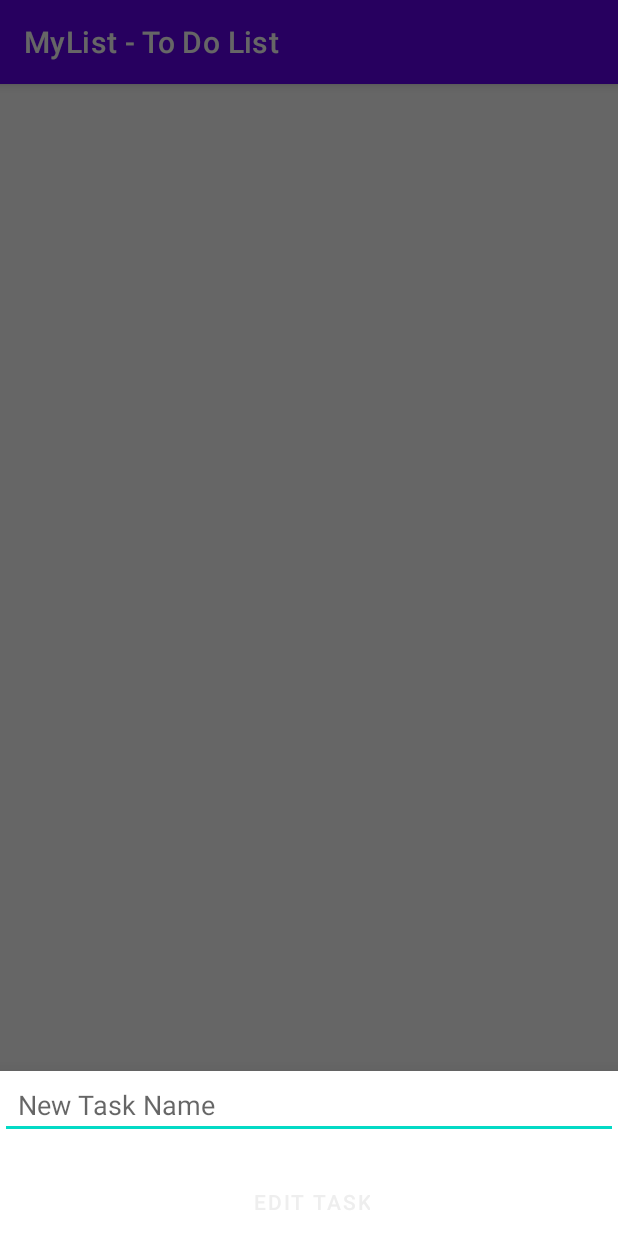
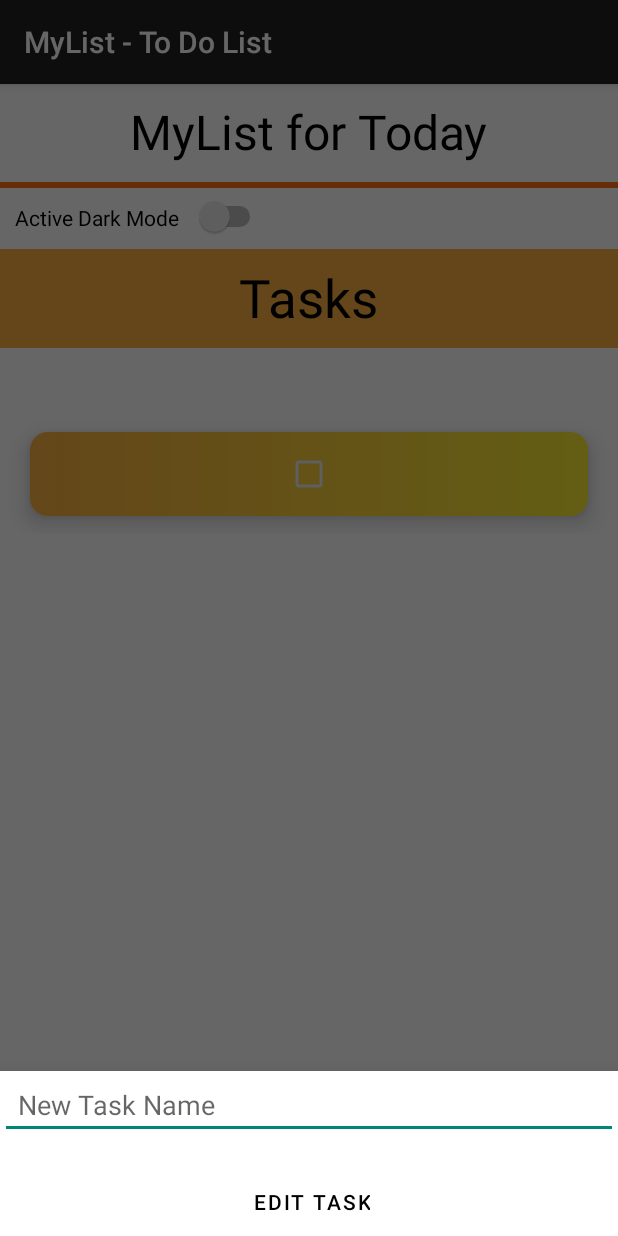
Before and after one commit to russellotniel/HuaweiProject, an Android app: the fragment EditTask placed in its activity, on a phone screen of 412 x 824 dp. Run offline under Robolectric (Android 15) with nearby library versions, the phone set to English and light mode, and no system bars; libraries missing offline, so code that uses them is left out: it.xabaras.android.

Commit message:
Tau dah dimana ini :v

```diff
--- a/app/src/main/AndroidManifest.xml
+++ b/app/src/main/AndroidManifest.xml
@@ -11,7 +11,8 @@
         android:label="MyList - To Do List"
         android:roundIcon="@mipmap/ic_launcher_round"
         android:supportsRtl="true"
-        android:theme="@style/Theme.HuaweiProject">
+        android:theme="@style/Theme.Light"
+        >
 
         <activity
             android:name=".AdsActivity"
--- a/app/src/main/java/com/example/MyListProject/AdsActivity.java
+++ b/app/src/main/java/com/example/MyListProject/AdsActivity.java
@@ -153,7 +153,7 @@ public class AdsActivity extends Activity{
             hasPaused = true;
             Log.i(TAG, "jump into application");
 
-            startActivity(new Intent(AdsActivity.this, LoginPage.class));
+            startActivity(new Intent(AdsActivity.this, MainActivity.class));
 
             Handler mainHandler = new Handler();
             mainHandler.postDelayed(new Runnable() {
--- a/app/src/main/java/com/example/MyListProject/MainActivity.java
+++ b/app/src/main/java/com/example/MyListProject/MainActivity.java
@@ -1,6 +1,8 @@
 package com.example.MyListProject;
 
 import androidx.appcompat.app.AppCompatActivity;
+import androidx.appcompat.app.AppCompatDelegate;
+import androidx.appcompat.widget.SwitchCompat;
 import androidx.recyclerview.widget.ItemTouchHelper;
 import androidx.recyclerview.widget.LinearLayoutManager;
 import androidx.recyclerview.widget.RecyclerView;
@@ -8,7 +10,10 @@ import androidx.recyclerview.widget.RecyclerView;
 import android.content.DialogInterface;
 import android.content.Intent;
 import android.os.Bundle;
+import android.os.StrictMode;
 import android.view.View;
+import android.widget.CompoundButton;
+import android.widget.Switch;
 
 import com.google.android.material.floatingactionbutton.FloatingActionButton;
 
@@ -18,14 +23,31 @@ import java.util.List;
 
 public class MainActivity extends AppCompatActivity implements DialogListener {
 
+    Switch SC;
+
     protected RecyclerView rv;
     protected FloatingActionButton buttonAdd;
     protected DBHelper dbHelper;
     protected List<Task> taskList;
     protected ListAdapter adapter;
 
+//    public MainActivity(){
+//        if(BuildConfig.DEBUG){
+//            StrictMode.setVmPolicy(new StrictMode.VmPolicy.Builder()
+//                    .detectLeakedClosableObjects()
+//                    .penaltyLog()
+//                    .build());
+//        }
+//    }
+
     @Override
     protected void onCreate(Bundle savedInstanceState) {
+        if(AppCompatDelegate.getDefaultNightMode() == AppCompatDelegate.MODE_NIGHT_YES){
+            setTheme(R.style.DarkTheme);
+        } else {
+            setTheme(R.style.AppTheme);
+        }
+
         super.onCreate(savedInstanceState);
         setContentView(R.layout.activity_main);
 
@@ -45,6 +67,23 @@ public class MainActivity extends AppCompatActivity implements DialogListener {
 
         ItemTouchHelper itemTouchHelper = new ItemTouchHelper(new RvHelper(adapter));
         itemTouchHelper.attachToRecyclerView(rv);
+
+        SC = findViewById(R.id.darkmodeSwitch);
+
+        if(AppCompatDelegate.getDefaultNightMode() == AppCompatDelegate.MODE_NIGHT_YES){
+            SC.setChecked(true);
+        }
+        SC.setOnCheckedChangeListener(new CompoundButton.OnCheckedChangeListener() {
+            @Override
+            public void onCheckedChanged(CompoundButton buttonView, boolean isChecked) {
+                if(!isChecked){
+                    AppCompatDelegate.setDefaultNightMode(AppCompatDelegate.MODE_NIGHT_NO);
+                } else {
+                    AppCompatDelegate.setDefaultNightMode(AppCompatDelegate.MODE_NIGHT_YES);
+                }
+            }
+        });
+
     }
 
     @Override
--- a/app/src/main/res/layout/activity_main.xml
+++ b/app/src/main/res/layout/activity_main.xml
@@ -17,14 +17,41 @@
         android:layout_marginTop="10dp"
         android:layout_marginBottom="12dp"
         android:text="MyList for Today"
-        android:textColor="@color/black"
+        android:textColor="?attr/text_color"
         android:textSize="32sp" />
 
     <View
         android:layout_width="match_parent"
         android:layout_height="4dp"
         android:layout_below="@id/myListTitle"
-        android:background="@color/orange" />
+        android:background="@color/orange"
+        android:id="@+id/line"
+        />
+
+    <LinearLayout
+        android:layout_width="wrap_content"
+        android:layout_height="wrap_content"
+        android:orientation="horizontal"
+        android:layout_below="@+id/line"
+        >
+
+        <TextView
+            android:layout_width="wrap_content"
+            android:layout_height="wrap_content"
+            android:layout_marginTop="6dp"
+            android:text="Active Dark Mode"
+            android:textColor="?attr/text_color"
+            android:layout_marginLeft="10dp"
+            />
+
+        <Switch
+            android:layout_width="wrap_content"
+            android:layout_height="10dp"
+            android:layout_marginTop="5dp"
+            android:id="@+id/darkmodeSwitch"
+            android:layout_marginLeft="10dp"
+            />
+    </LinearLayout>
 
     <ImageView
         android:layout_width="match_parent"
@@ -33,7 +60,7 @@
         android:layout_alignParentTop="true"
         android:layout_centerHorizontal="true"
         android:layout_marginStart="0dp"
-        android:layout_marginTop="90dp"
+        android:layout_marginTop="110dp"
         android:background="#fbb040"
         android:cropToPadding="true"
         android:scaleType="centerCrop" />
@@ -45,7 +72,7 @@
         android:layout_below="@id/myListTitle"
         android:layout_centerHorizontal="true"
         android:layout_marginLeft="10dp"
-        android:layout_marginTop="35dp"
+        android:layout_marginTop="53dp"
         android:layout_marginBottom="12dp"
         android:text="Tasks"
         android:textColor="@color/black"
@@ -56,8 +83,8 @@
         android:layout_width="match_parent"
         android:layout_height="wrap_content"
         android:layout_below="@+id/uncompletedTasksSubtitle"
-        android:layout_marginTop="10dp"
-        android:background="@color/white"
+        android:layout_marginTop="42dp"
+        android:background="?attr/background_color"
         android:nestedScrollingEnabled="true" />
 
     <com.google.android.material.floatingactionbutton.FloatingActionButton
--- a/app/src/main/res/layout/edit_task.xml
+++ b/app/src/main/res/layout/edit_task.xml
@@ -9,7 +9,9 @@
         android:layout_height="wrap_content"
         android:hint="New Task Name"
         android:paddingStart="12dp"
-        android:paddingEnd="12dp" />
+        android:paddingEnd="12dp"
+        android:textColor="?attr/text_color"
+        />
 
     <Button
         android:id="@+id/saveTask"
@@ -21,6 +23,6 @@
         android:layout_marginTop="19dp"
         android:layout_marginEnd="157dp"
         android:text="Edit Task"
-        android:textColor="@color/white" />
+        android:textColor="?attr/text_color" />
 
 </RelativeLayout>
--- a/app/src/main/res/layout/my_list_layout.xml
+++ b/app/src/main/res/layout/my_list_layout.xml
@@ -7,7 +7,7 @@
     android:layout_marginVertical="12dp"
     app:cardCornerRadius="12dp"
     app:cardElevation="8dp"
-    android:background="@drawable/gradient"
+    android:background="?attr/text_color"
     >
 
     <RelativeLayout
@@ -25,10 +25,9 @@
             android:paddingStart="12dp"
             android:text="My First Task"
             android:textColor="@color/cardview_dark_background"
-            app:useMaterialThemeColors="true"
+            android:textSize="20dp"
             android:textStyle="bold"
-            android:textSize="20dp"
-            />
+            app:useMaterialThemeColors="true" />
 
     </RelativeLayout>
 
--- a/app/src/main/res/values-night/themes.xml
+++ b/app/src/main/res/values-night/themes.xml
@@ -1,6 +1,6 @@
 <resources xmlns:tools="http://schemas.android.com/tools">
     <!-- Base application theme. -->
-    <style name="Theme.HuaweiProject" parent="Theme.MaterialComponents.DayNight.DarkActionBar">
+    <style name="Theme.Dark" parent="Theme.MaterialComponents.DayNight.NoActionBar">
         <!-- Primary brand color. -->
         <item name="colorPrimary">@color/purple_200</item>
         <item name="colorPrimaryVariant">@color/purple_700</item>
@@ -12,5 +12,7 @@
         <!-- Status bar color. -->
         <item name="android:statusBarColor" tools:targetApi="l">?attr/colorPrimaryVariant</item>
         <!-- Customize your theme here. -->
+        <item name="background_color">#FFFFFF</item>
+        <item name="text_color">#000000</item>
     </style>
 </resources>
--- /dev/null
+++ b/app/src/main/res/values/styles.xml
@@ -0,0 +1,13 @@
+<?xml version="1.0" encoding="utf-8"?>
+<resources>
+
+    <style name="AppTheme" parent="Theme.AppCompat.Light.DarkActionBar">
+        <item name="background_color">#FFFFFF</item>
+        <item name="text_color">#000000</item>
+    </style>
+    <style name="DarkTheme" parent="Theme.AppCompat.Light.DarkActionBar">
+        <item name="background_color">#000000</item>
+        <item name="text_color">#FFFFFF</item>
+    </style>
+
+</resources>
--- a/app/src/main/res/values/themes.xml
+++ b/app/src/main/res/values/themes.xml
@@ -1,6 +1,6 @@
 <resources xmlns:tools="http://schemas.android.com/tools">
     <!-- Base application theme. -->
-    <style name="Theme.HuaweiProject" parent="Theme.MaterialComponents.DayNight.DarkActionBar">
+    <style name="Theme.Light" parent="Theme.MaterialComponents.DayNight.NoActionBar">
         <!-- Primary brand color. -->
         <item name="colorPrimary">@color/purple_500</item>
         <item name="colorPrimaryVariant">@color/purple_700</item>
@@ -12,5 +12,7 @@
         <!-- Status bar color. -->
         <item name="android:statusBarColor" tools:targetApi="l">?attr/colorPrimaryVariant</item>
         <!-- Customize your theme here. -->
+        <item name="background_color">#000000</item>
+        <item name="text_color">#FFFFFF</item>
     </style>
 </resources>
```
Also changed, not shown: app/src/main/res/layout/activity_add_task.xml (+7 -3 lines), app/src/main/res/values/attr.xml (renamed from app/src/main/res/values/darkmode.xml).
